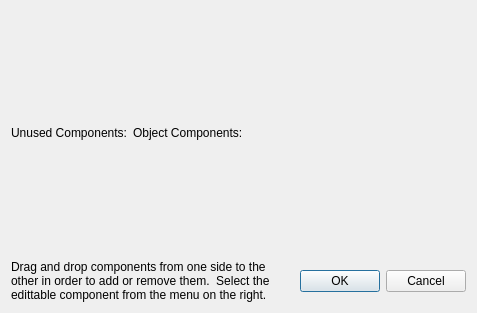
The window that src/gameobjecteditdialog.ui (hello-adam/Hooloovoo) describes before a commit, drawn with Qt 5.
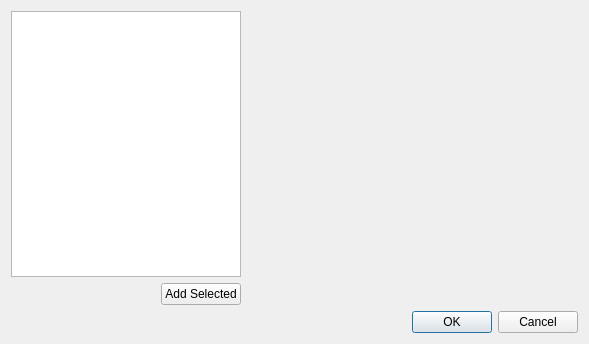
The same window after the commit.

Commit message:
Overhaul Object Editor UI and GameObject in order to support multiple components of the same type.
Minor Change: Add basic Input Component.

```diff
--- a/src/gameobjecteditdialog.ui
+++ b/src/gameobjecteditdialog.ui
@@ -6,8 +6,8 @@
    <rect>
     <x>0</x>
     <y>0</y>
-    <width>477</width>
-    <height>313</height>
+    <width>589</width>
+    <height>344</height>
    </rect>
   </property>
   <property name="windowTitle">
@@ -17,29 +17,68 @@
    <item>
     <layout class="QHBoxLayout" name="horizontalLayout_2">
      <item>
-      <layout class="QVBoxLayout" name="UnusedComponentLayout">
-       <item>
-        <widget class="QLabel" name="lb_Available">
-         <property name="text">
-          <string>Unused Components:</string>
-         </property>
-        </widget>
-       </item>
-      </layout>
+      <widget class="QWidget" name="widget" native="true">
+       <property name="minimumSize">
+        <size>
+         <width>230</width>
+         <height>0</height>
+        </size>
+       </property>
+       <property name="maximumSize">
+        <size>
+         <width>230</width>
+         <height>16777215</height>
+        </size>
+       </property>
+       <layout class="QVBoxLayout" name="verticalLayout_3">
+        <property name="margin">
+         <number>0</number>
+        </property>
+        <item>
+         <widget class="QListWidget" name="lw_components">
+          <property name="minimumSize">
+           <size>
+            <width>0</width>
+            <height>0</height>
+           </size>
+          </property>
+          <property name="maximumSize">
+           <size>
+            <width>16777215</width>
+            <height>16777215</height>
+           </size>
+          </property>
+         </widget>
+        </item>
+        <item>
+         <layout class="QHBoxLayout" name="horizontalLayout_3">
+          <item>
+           <spacer name="horizontalSpacer">
+            <property name="orientation">
+             <enum>Qt::Horizontal</enum>
+            </property>
+            <property name="sizeHint" stdset="0">
+             <size>
+              <width>40</width>
+              <height>20</height>
+             </size>
+            </property>
+           </spacer>
+          </item>
+          <item>
+           <widget class="QPushButton" name="pb_AddSelected">
+            <property name="text">
+             <string>Add Selected</string>
+            </property>
+           </widget>
+          </item>
+         </layout>
+        </item>
+       </layout>
+      </widget>
      </item>
      <item>
-      <layout class="QVBoxLayout" name="ObjectComponentLayout">
-       <item>
-        <widget class="QLabel" name="lb_Current">
-         <property name="text">
-          <string>Object Components:</string>
-         </property>
-        </widget>
-       </item>
-      </layout>
-     </item>
-     <item>
-      <widget class="QStackedWidget" name="stackedWidget">
+      <widget class="QStackedWidget" name="sw_ComponentEditor">
        <property name="sizePolicy">
         <sizepolicy hsizetype="Preferred" vsizetype="Preferred">
          <horstretch>0</horstretch>
@@ -58,15 +97,6 @@
    </item>
    <item>
     <layout class="QHBoxLayout" name="horizontalLayout">
-     <item>
-      <widget class="QLabel" name="label">
-       <property name="text">
-        <string>Drag and drop components from one side to the
-other in order to add or remove them.  Select the
-edittable component from the menu on the right.</string>
-       </property>
-      </widget>
-     </item>
      <item>
       <widget class="QDialogButtonBox" name="buttonBox">
        <property name="orientation">
```
Left out of the diff: 20 changed lines with no effect on the pictures. The commit also changes 18 other files.
